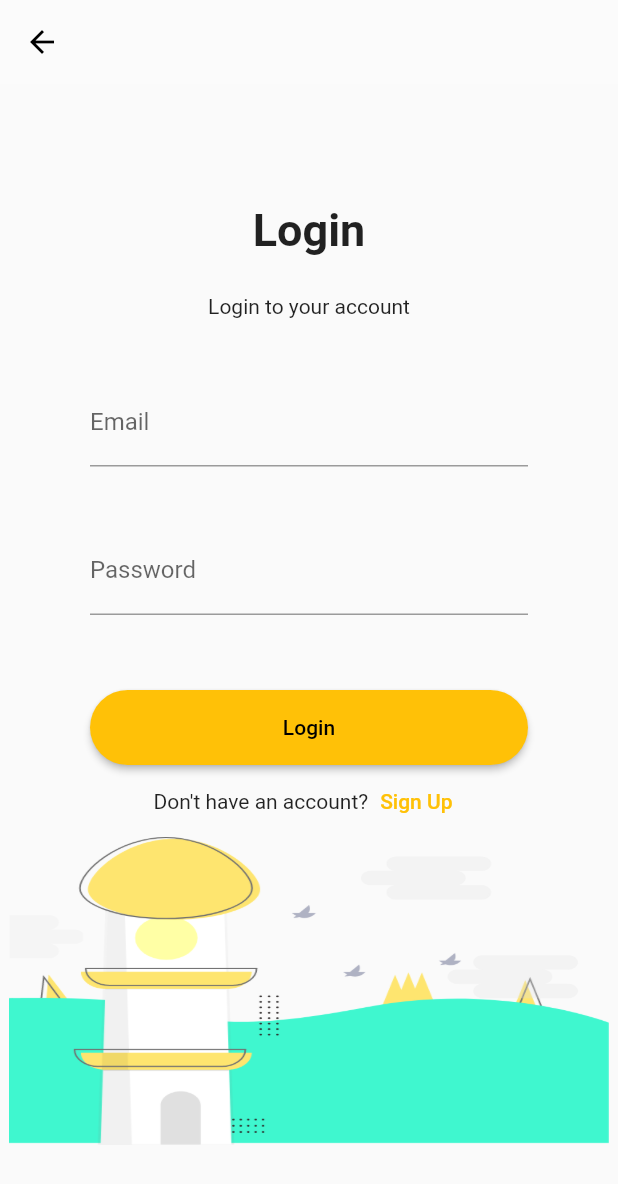
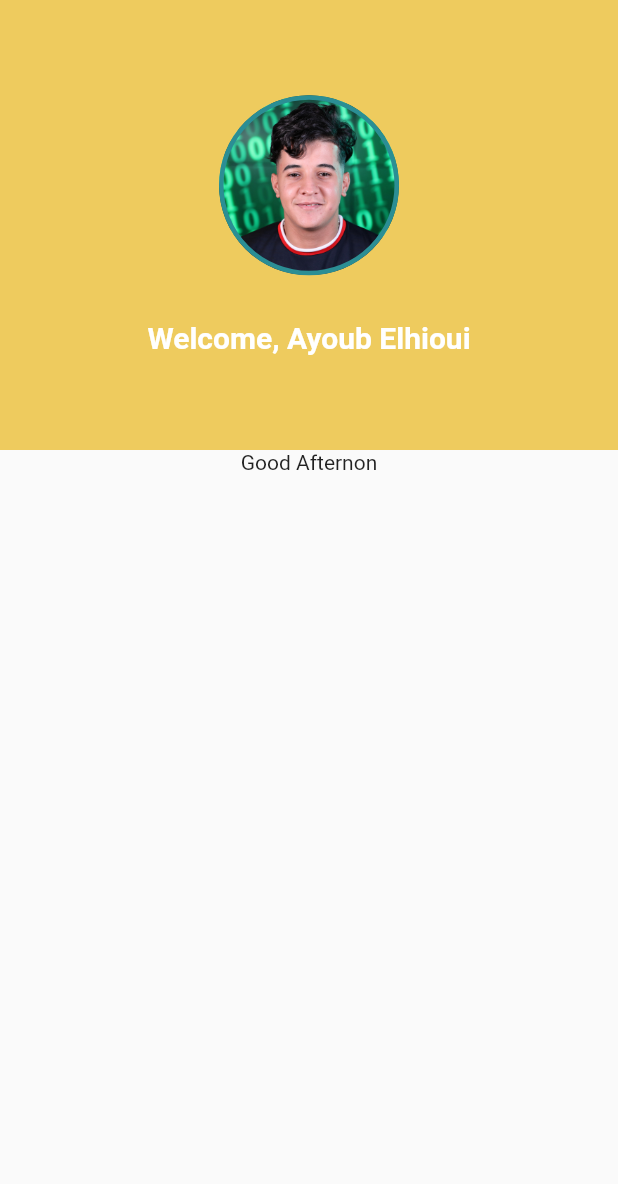
Before and after one commit to ayoubelhioui/LOGIN_SIGNUP_UI, a Flutter app: the screen it shows after launch, after a tap on "Login", on a phone screen of 412 x 824 dp. Shown: the top 1184 px of the screen. Run offline on Flutter 3.47's test engine with Material 2 defaults, Android fonts, the phone set to English and light mode, and no system bars.

Commit message:
adding another page

```diff
--- a/lib/SignupPage.dart
+++ b/lib/SignupPage.dart
@@ -41,7 +41,7 @@ class SignUp extends StatelessWidget {
                             style: TextStyle(
                                 fontSize: 20,
                                 fontWeight: FontWeight.bold,
-                                color: Colors.amber),
+                                color: Color(0xFFFFC107)),
                           ),
                           const SizedBox(
                             height: 15,
--- /dev/null
+++ b/lib/Todolistpage.dart
@@ -0,0 +1,60 @@
+import 'package:flutter/material.dart';
+
+void main() => runApp(const TodoListPage());
+
+class TodoListPage extends StatelessWidget {
+  const TodoListPage({Key? key}) : super(key: key);
+
+  @override
+  Widget build(BuildContext context) {
+    return MaterialApp(
+      debugShowCheckedModeBanner: false,
+      home: Scaffold(
+        body: Column(
+          children: [
+            Container(
+              child: Column(
+                mainAxisAlignment: MainAxisAlignment.center,
+                children: [
+                  Container(
+                    width: 120,
+                    height: 120,
+                    decoration: BoxDecoration(
+                      image: const DecorationImage(
+                        image: AssetImage('assets/image.png'),
+                      ),
+                      border: Border.all(
+                        color: const Color.fromRGBO(43, 142, 148, 1),
+                        width: 3,
+                      ),
+                      borderRadius: BorderRadius.circular(60),
+                    ),
+                  ),
+                  const SizedBox(
+                    height: 30,
+                  ),
+                  const Text(
+                    'Welcome, Ayoub Elhioui',
+                    style: TextStyle(
+                        color: Colors.white,
+                        fontWeight: FontWeight.bold,
+                        fontSize: 20),
+                  ),
+                ],
+              ),
+              width: double.infinity,
+              height: 300,
+              decoration: const BoxDecoration(
+                image: DecorationImage(
+                  image: AssetImage('assets/yellowbackground.png'),
+                  fit: BoxFit.cover,
+                ),
+              ),
+            ),
+            const Text('Good Afternon'),
+          ],
+        ),
+      ),
+    );
+  }
+}
--- a/lib/main.dart
+++ b/lib/main.dart
@@ -1,6 +1,7 @@
 import 'package:flutter/material.dart';
 import 'SignupPage.dart';
 import 'LoginPage.dart';
+import 'Todolistpage.dart';
 
 void main() {
   runApp(const MaterialApp(
@@ -17,11 +18,10 @@ class MyApp extends StatelessWidget {
     return Scaffold(
       body: Padding(
         padding: const EdgeInsets.symmetric(horizontal: 40, vertical: 40),
-        // margin: const EdgeInsets.only(left: 10),
         child: Column(
           mainAxisAlignment: MainAxisAlignment.center,
           children: [
-            const Text(
+             const Text(
               'Welcome',
               style: TextStyle(fontSize: 50, fontWeight: FontWeight.bold),
             ),
@@ -45,7 +45,7 @@ class MyApp extends StatelessWidget {
                   primary: Colors.white,
                   shape: const StadiumBorder(),
                 ),
-                onPressed: () => Navigator.push(context, MaterialPageRoute(builder: (_)=>const LoginPage())),
+                onPressed: () => Navigator.push(context, MaterialPageRoute(builder: (_)=>const TodoListPage())),
                 child: const Text(
                   'Login',
                   style: TextStyle(color: Colors.black),
--- a/pubspec.yaml
+++ b/pubspec.yaml
@@ -61,6 +61,8 @@ flutter:
   assets:
     - assets/Illustration.png
     - assets/background.png
+    - assets/yellowbackground.png
+    - assets/image.png
   #   - images/a_dot_burr.jpeg
   #   - images/a_dot_ham.jpeg
 
```
Also changed, not shown: assets/image.png (added), assets/yellowbackground.png (added).
